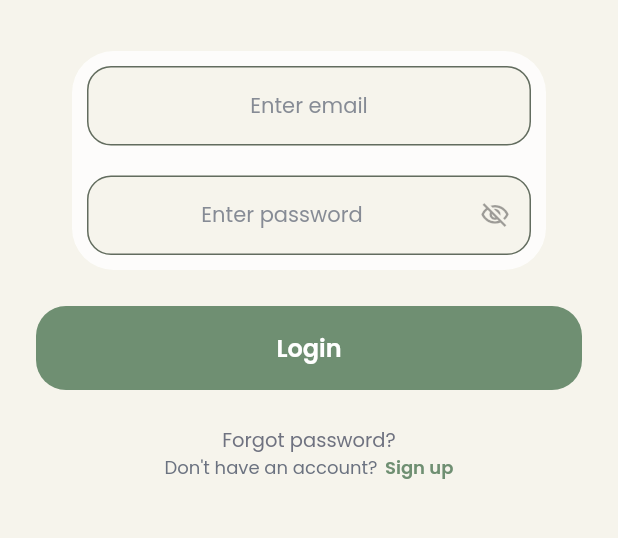
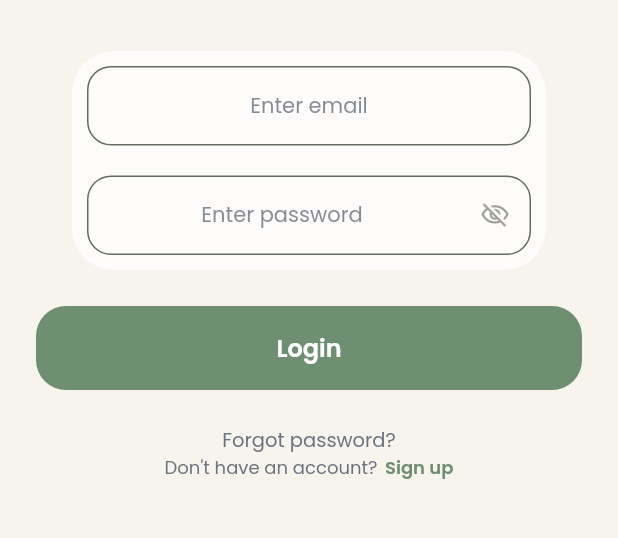
Before and after one commit to mcutting0415/sprout-together, a Flutter app: the screen it shows after launch, after a tap on "Log In", on a phone screen of 412 x 824 dp, the part 417-955 px from its top. Run offline on Flutter 3.47's test engine with Material 3 defaults, Android fonts, the phone set to English and light mode, and no system bars; drawn by our look-alikes of auto_size_text; our stand-ins replace cached_network_image, dropdown_button2, easy_debounce, file_picker, font_awesome_flutter, from_css_color and 11 more; missing offline and left inert: json_path, mime_type; accounts and stored records are empty.

Commit message:
fix: dark mode colors - header menu, login/signup, help page, garden builder, planner insights, build 14

```diff
--- a/lib/components/add_task_sheet_widget.dart
+++ b/lib/components/add_task_sheet_widget.dart
@@ -486,7 +486,7 @@ class _AddTaskSheetWidgetState extends State<AddTaskSheetWidget> {
                           fontStyle:
                               FlutterFlowTheme.of(context).titleSmall.fontStyle,
                         ),
-                        color: Color(0xFF2D6A4F),
+                        color: FlutterFlowTheme.of(context).primary,
                         letterSpacing: 0.0,
                         fontWeight:
                             FlutterFlowTheme.of(context).titleSmall.fontWeight,
@@ -495,7 +495,7 @@ class _AddTaskSheetWidgetState extends State<AddTaskSheetWidget> {
                       ),
                   elevation: 0.0,
                   borderSide: BorderSide(
-                    color: Color(0xFF2D6A4F),
+                    color: FlutterFlowTheme.of(context).primary,
                     width: 2.0,
                   ),
                   borderRadius: BorderRadius.circular(12.0),
@@ -537,7 +537,7 @@ class _AddTaskSheetWidgetState extends State<AddTaskSheetWidget> {
                   height: 48.0,
                   padding: EdgeInsetsDirectional.fromSTEB(16.0, 0.0, 16.0, 0.0),
                   iconPadding: EdgeInsetsDirectional.fromSTEB(0.0, 0.0, 0.0, 0.0),
-                  color: Color(0xFF2D6A4F),
+                  color: FlutterFlowTheme.of(context).primary,
                   textStyle: FlutterFlowTheme.of(context).titleSmall.override(
                         font: GoogleFonts.poppins(
                           fontWeight:
--- a/lib/components/setup_section_child/setup_section_child_widget.dart
+++ b/lib/components/setup_section_child/setup_section_child_widget.dart
@@ -126,7 +126,7 @@ class _SetupSectionChildWidgetState extends State<SetupSectionChildWidget> {
                 else
                   Icon(
                     Icons.add_a_photo_outlined,
-                    color: Color(0xFF6F8F72),
+                    color: FlutterFlowTheme.of(context).primary,
                     size: 36.0,
                   ),
                 Text(
@@ -144,7 +144,7 @@ class _SetupSectionChildWidgetState extends State<SetupSectionChildWidget> {
                           fontStyle:
                               FlutterFlowTheme.of(context).bodyMedium.fontStyle,
                         ),
-                        color: Color(0xFF6B7280),
+                        color: FlutterFlowTheme.of(context).secondaryText,
                         letterSpacing: 0.0,
                         fontWeight:
                             FlutterFlowTheme.of(context).bodyMedium.fontWeight,
--- a/lib/final_app_pages/final_header/final_header_widget.dart
+++ b/lib/final_app_pages/final_header/final_header_widget.dart
@@ -69,7 +69,7 @@ class _FinalHeaderWidgetState extends State<FinalHeaderWidget> {
             ),
             shape: BoxShape.rectangle,
             border: Border.all(
-              color: FlutterFlowTheme.of(context).primaryText,
+              color: FlutterFlowTheme.of(context).alternate,
             ),
           ),
           child: Align(
@@ -81,10 +81,10 @@ class _FinalHeaderWidgetState extends State<FinalHeaderWidget> {
                   child: FlutterFlowIconButton(
                     borderRadius: 8.0,
                     buttonSize: 48.0,
-                    fillColor: Colors.white,
+                    fillColor: FlutterFlowTheme.of(context).primaryBackground,
                     icon: Icon(
                       Icons.menu,
-                      color: Color(0xFF2E4A2E),
+                      color: FlutterFlowTheme.of(context).primary,
                       size: 24.0,
                     ),
                     onPressed: () async {
--- a/lib/final_app_pages/garden_builder_page/garden_builder_page_widget.dart
+++ b/lib/final_app_pages/garden_builder_page/garden_builder_page_widget.dart
@@ -78,7 +78,7 @@ class _GardenBuilderPageWidgetState extends State<GardenBuilderPageWidget> {
         // Customize what your widget looks like when it's loading.
         if (!snapshot.hasData) {
           return Scaffold(
-            backgroundColor: Color(0xFFF8F7F2),
+            backgroundColor: FlutterFlowTheme.of(context).primaryBackground,
             body: Center(
               child: SizedBox(
                 width: 50.0,
@@ -106,7 +106,7 @@ class _GardenBuilderPageWidgetState extends State<GardenBuilderPageWidget> {
           },
           child: Scaffold(
             key: scaffoldKey,
-            backgroundColor: Color(0xFFF8F7F2),
+            backgroundColor: FlutterFlowTheme.of(context).primaryBackground,
             body: Stack(
               children: [
                 SingleChildScrollView(
@@ -1049,7 +1049,7 @@ class _GardenBuilderPageWidgetState extends State<GardenBuilderPageWidget> {
                                       ),
                                       Icon(
                                         Icons.add_circle_outline_rounded,
-                                        color: Color(0xFF5E8B5A),
+                                        color: FlutterFlowTheme.of(context).primary,
                                         size: 24.0,
                                       ),
                                     ].divide(SizedBox(width: 16.0)),
--- a/lib/final_app_pages/help_page/help_page_widget.dart
+++ b/lib/final_app_pages/help_page/help_page_widget.dart
@@ -47,7 +47,7 @@ class _HelpPageWidgetState extends State<HelpPageWidget> {
       },
       child: Scaffold(
         key: scaffoldKey,
-        backgroundColor: Color(0xFFF6F4EC),
+        backgroundColor: FlutterFlowTheme.of(context).primaryBackground,
         body: SafeArea(
           top: true,
           child: Column(
@@ -152,7 +152,7 @@ class _HelpPageWidgetState extends State<HelpPageWidget> {
                                             .bodyMedium
                                             .fontStyle,
                                       ),
-                                      color: Color(0xFF6B7280),
+                                      color: FlutterFlowTheme.of(context).secondaryText,
                                       letterSpacing: 0.0,
                                       fontWeight: FlutterFlowTheme.of(context)
                                           .bodyMedium
--- a/lib/final_app_pages/login_page/login_page_widget.dart
+++ b/lib/final_app_pages/login_page/login_page_widget.dart
@@ -58,7 +58,7 @@ class _LoginPageWidgetState extends State<LoginPageWidget> {
       },
       child: Scaffold(
         key: scaffoldKey,
-        backgroundColor: Color(0xFFF6F4EC),
+        backgroundColor: FlutterFlowTheme.of(context).primaryBackground,
         body: SafeArea(
           top: true,
           child: Column(
@@ -162,7 +162,7 @@ class _LoginPageWidgetState extends State<LoginPageWidget> {
                                                   .bodyMedium
                                                   .fontStyle,
                                         ),
-                                        color: Color(0xFF6B7280),
+                                        color: FlutterFlowTheme.of(context).secondaryText,
                                         letterSpacing: 0.0,
                                         fontWeight: FlutterFlowTheme.of(context)
                                             .bodyMedium
@@ -283,7 +283,7 @@ class _LoginPageWidgetState extends State<LoginPageWidget> {
                                                           16.0),
                                                 ),
                                                 filled: true,
-                                                fillColor: Color(0xFFF6F4EC),
+                                                fillColor: FlutterFlowTheme.of(context).secondaryBackground,
                                               ),
                                               style:
                                                   FlutterFlowTheme.of(context)
@@ -434,7 +434,7 @@ class _LoginPageWidgetState extends State<LoginPageWidget> {
                                                           16.0),
                                                 ),
                                                 filled: true,
-                                                fillColor: Color(0xFFF6F4EC),
+                                                fillColor: FlutterFlowTheme.of(context).secondaryBackground,
                                                 suffixIcon: InkWell(
                                                   onTap: () async {
                                                     safeSetState(() => _model
@@ -609,7 +609,7 @@ class _LoginPageWidgetState extends State<LoginPageWidget> {
                                     .bodySmall
                                     .fontStyle,
                               ),
-                              color: Color(0xFF6F7280),
+                              color: FlutterFlowTheme.of(context).secondaryText,
                               fontSize: 13.0,
                               letterSpacing: 0.0,
                               fontWeight: FlutterFlowTheme.of(context)
@@ -666,7 +666,7 @@ class _LoginPageWidgetState extends State<LoginPageWidget> {
                                   .bodyMedium
                                   .fontStyle,
                             ),
-                            color: Color(0xFF6F8F72),
+                            color: FlutterFlowTheme.of(context).primary,
                             letterSpacing: 0.0,
                             fontWeight: FontWeight.w600,
                             fontStyle: FlutterFlowTheme.of(context)
--- a/lib/final_app_pages/profile_page2/profile_page2_widget.dart
+++ b/lib/final_app_pages/profile_page2/profile_page2_widget.dart
@@ -416,7 +416,7 @@ class _ProfilePage2WidgetState extends State<ProfilePage2Widget> {
                                                                   .fontStyle,
                                                         ),
                                                         color:
-                                                            Color(0xFF90939C),
+                                                            FlutterFlowTheme.of(context).secondaryText,
                                                         letterSpacing: 0.0,
                                                         fontWeight:
                                                             FlutterFlowTheme.of(
--- a/lib/final_app_pages/sign_up_page/sign_up_page_widget.dart
+++ b/lib/final_app_pages/sign_up_page/sign_up_page_widget.dart
@@ -125,7 +125,7 @@ class _SignUpPageWidgetState extends State<SignUpPageWidget> {
                                             .bodyMedium
                                             .fontStyle,
                                       ),
-                                      color: Color(0xFF3E4B3C),
+                                      color: FlutterFlowTheme.of(context).primaryText,
                                       fontSize: 20.0,
                                       letterSpacing: 0.0,
                                       fontWeight: FontWeight.w600,
@@ -152,7 +152,7 @@ class _SignUpPageWidgetState extends State<SignUpPageWidget> {
                                             .bodyMedium
                                             .fontStyle,
                                       ),
-                                      color: Color(0xFF6B7280),
+                                      color: FlutterFlowTheme.of(context).secondaryText,
                                       letterSpacing: 0.0,
                                       fontWeight: FlutterFlowTheme.of(context)
                                           .bodyMedium
@@ -1079,7 +1079,7 @@ class _SignUpPageWidgetState extends State<SignUpPageWidget> {
                                           .bodyMedium
                                           .fontStyle,
                                     ),
-                                    color: Color(0xFF6F8F72),
+                                    color: FlutterFlowTheme.of(context).primary,
                                     letterSpacing: 0.0,
                                     fontWeight: FontWeight.w600,
                                     fontStyle: FlutterFlowTheme.of(context)
--- a/pubspec.yaml
+++ b/pubspec.yaml
@@ -15,7 +15,7 @@ publish_to: 'none' # Remove this line if you wish to publish to pub.dev
 # In iOS, build-name is used as CFBundleShortVersionString while build-number used as CFBundleVersion.
 # Read more about iOS versioning at
 # https://developer.apple.com/library/archive/documentation/General/Reference/InfoPlistKeyReference/Articles/CoreFoundationKeys.html
-version: 1.0.0+13
+version: 1.0.0+14
 
 environment:
   sdk: ">=3.0.0 <4.0.0"
```
Also changed, not shown: lib/final_app_pages/planner_overview_page/planner_overview_page_widget.dart (+4 -4 lines).
